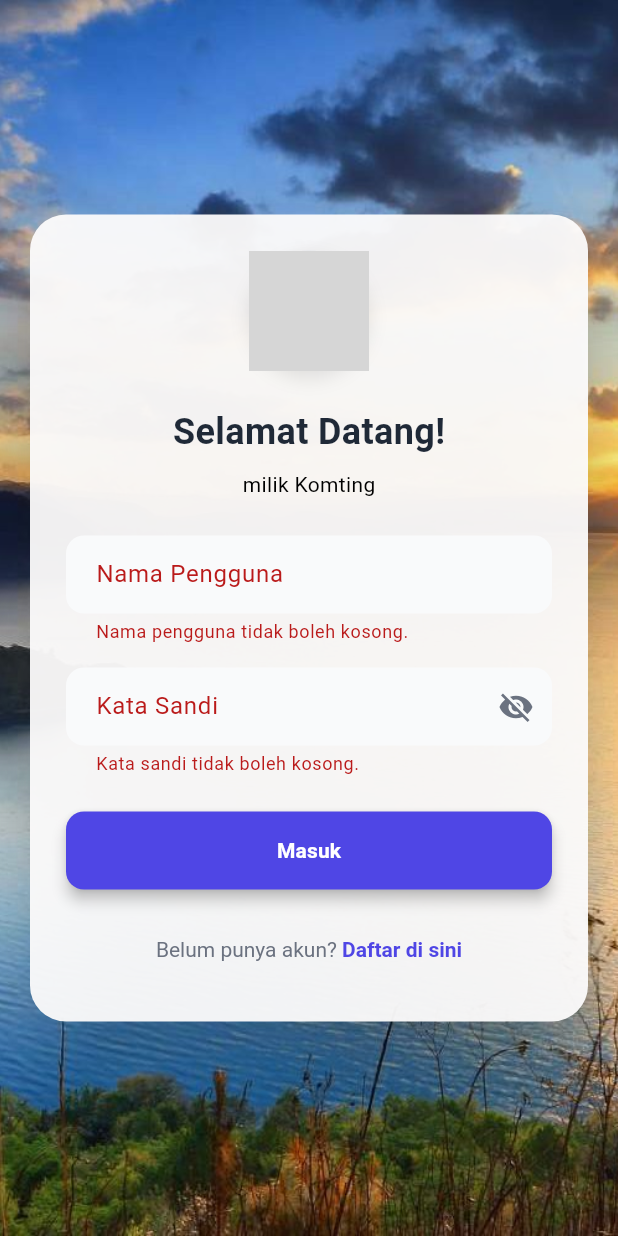
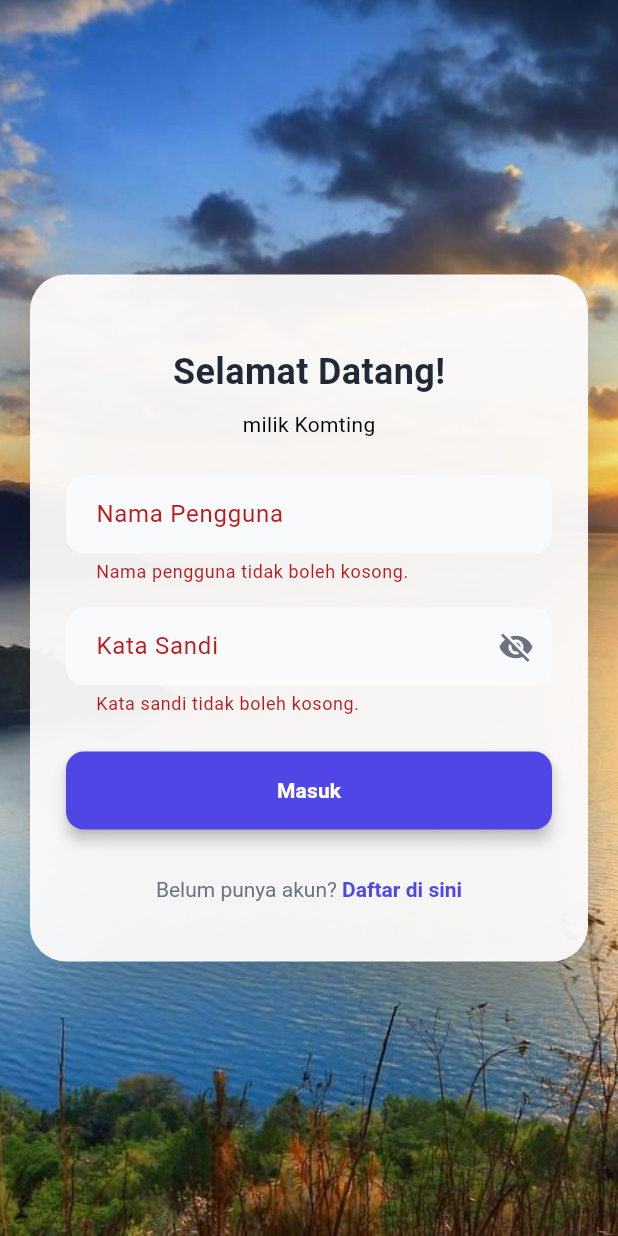
Before and after one commit to torarizal/Destination_Dash, a Flutter app: the screen it shows after launch, after a tap on "Masuk", on a phone screen of 412 x 824 dp. Run offline on Flutter 3.47's test engine with Material 3 defaults, Android fonts, the phone set to English and light mode, and no system bars; our stand-ins replace carousel_slider, font_awesome_flutter, google_fonts; network calls fail; grey boxes are pictures that could not be loaded.

Commit message:
update splash , login

```diff
--- a/lib/main.dart
+++ b/lib/main.dart
@@ -11,21 +11,20 @@
   @override
   Widget build(BuildContext context) {
     return MaterialApp(
+      // 1. TAMBAHKAN BARIS INI UNTUK MENGHILANGKAN BANNER DEBUG
+      debugShowCheckedModeBanner: false,
+
       title: 'Destination Dash',
       theme: ThemeData(
         colorScheme: ColorScheme.fromSeed(seedColor: Colors.deepPurple),
         useMaterial3: true,
       ),
-      // 2. UBAH BAGIAN INI
-      // Widget 'home' adalah layar pertama yang akan ditampilkan.
-      // Kita ubah dari MyHomePage menjadi SplashScreen.
       home: SplashScreen(),
     );
   }
 }
 
 // KODE MyHomePage TIDAK PERLU DIUBAH, BIARKAN SAJA DI BAWAH INI
-// Karena nanti SplashScreen akan mengarah ke halaman ini.
 class MyHomePage extends StatefulWidget {
   const MyHomePage({super.key, required this.title});
 
--- a/lib/screens/login_screen.dart
+++ b/lib/screens/login_screen.dart
@@ -1,5 +1,6 @@
 import 'package:flutter/material.dart';
 import 'dashboard_screen.dart';
+
 class LoginPage extends StatefulWidget {
   const LoginPage({super.key});
 
@@ -138,39 +139,7 @@
                     child: Column(
                       mainAxisSize: MainAxisSize.min,
                       children: [
-                        TweenAnimationBuilder(
-                          tween: Tween<double>(begin: 0, end: 1),
-                          duration: const Duration(milliseconds: 300),
-                          builder: (context, scale, child) {
-                            return Transform.scale(
-                              scale: scale,
-                              child: child,
-                            );
-                          },
-                          child: Container(
-                            width: 80,
-                            height: 80,
-                            decoration: BoxDecoration(
-                              color: const Color(0xFFE5E7EB),
-                              shape: BoxShape.circle,
-                              boxShadow: [
-                                BoxShadow(
-                                  color: Colors.black.withOpacity(0.1),
-                                  offset: const Offset(0, 5),
-                                  blurRadius: 10,
-                                ),
-                              ],
-                            ),
-                            child: ClipOval(
-                              child: Image.asset(
-                                'logo.png',
-                                width: 80,
-                                height: 80,
-                                fit: BoxFit.cover,
-                              ),
-                            ),
-                          ),
-                        ),
+                        // Bagian logo dan lingkaran telah dihapus dari sini
                         const SizedBox(height: 24),
                         const Text(
                           'Selamat Datang!',
--- a/lib/screens/splash_screen.dart
+++ b/lib/screens/splash_screen.dart
@@ -1,79 +1,78 @@
 import 'dart:async';
+import 'package:dash_web/screens/login_screen.dart';
 import 'package:flutter/material.dart';
-import 'package:google_fonts/google_fonts.dart'; // Import package
 
-// Asumsi login_screen.dart sudah ada
-  import 'login_screen.dart';
-
-  void main() {
-    runApp(const MyApp());
-  }
-
-  class MyApp extends StatelessWidget {
-    const MyApp({Key? key}) : super(key: key);
-
-    @override
-Widget build(BuildContext context) {
-  return MaterialApp(
-    title: 'Destination Dash',
-    theme: ThemeData(
-      primarySwatch: Colors.blue,
-      // MODIFIKASI: Menggunakan google_fonts untuk tema utama aplikasi
-      textTheme: GoogleFonts.poppinsTextTheme(
-        Theme.of(context).textTheme,
-      ),
-    ),
-    debugShowCheckedModeBanner: false,
-        home: const SplashScreen(),
-      );
-    }
-  }
 
 // Widget untuk Splash Screen
 class SplashScreen extends StatefulWidget {
-    const SplashScreen({Key? key}) : super(key: key);
+  const SplashScreen({super.key});
 
   @override
   State<SplashScreen> createState() => _SplashScreenState();
 }
 
 class _SplashScreenState extends State<SplashScreen> with SingleTickerProviderStateMixin {
-    late AnimationController _animationController;
-    late Animation<Offset> _slideAnimation;
+  late AnimationController _controller;
+  late Animation<double> _fadeAnimation;
+  late Animation<Offset> _slideAnimationTitle;
+  late Animation<Offset> _slideAnimationSubtitle;
 
   @override
   void initState() {
     super.initState();
 
-      _animationController = AnimationController(
+    // Inisialisasi AnimationController untuk mengatur durasi animasi
+    _controller = AnimationController(
+      duration: const Duration(milliseconds: 1500),
       vsync: this,
-        duration: const Duration(seconds: 2),
     );
 
-      _slideAnimation = Tween<Offset>(
-        begin: const Offset(0, 1.5),
+    // Definisi animasi fade-in untuk logo dan loading indicator
+    _fadeAnimation = Tween<double>(begin: 0.0, end: 1.0).animate(
+      CurvedAnimation(
+        parent: _controller,
+        curve: const Interval(0.0, 0.5, curve: Curves.easeIn),
+      ),
+    );
+
+    // Definisi animasi slide-up untuk judul
+    _slideAnimationTitle = Tween<Offset>(
+      begin: const Offset(0, 0.5),
       end: Offset.zero,
     ).animate(
       CurvedAnimation(
-          parent: _animationController,
-          curve: const Cubic(0.68, -0.55, 0.27, 1.55),
+        parent: _controller,
+        curve: const Interval(0.3, 0.8, curve: Curves.easeOut),
       ),
     );
 
-      _animationController.forward();
+    // Definisi animasi slide-up untuk tagline
+    _slideAnimationSubtitle = Tween<Offset>(
+      begin: const Offset(0, 0.5),
+      end: Offset.zero,
+    ).animate(
+      CurvedAnimation(
+        parent: _controller,
+        curve: const Interval(0.5, 1.0, curve: Curves.easeOut),
+      ),
+    );
 
-      Timer(const Duration(seconds: 3), () {
-        if (mounted) {
+
+    // Memulai semua animasi
+    _controller.forward();
+
+    // Timer untuk pindah ke halaman utama setelah durasi tertentu
+    Timer(const Duration(seconds: 4), () {
+      // Menggunakan pushReplacement agar user tidak bisa kembali ke splash screen
       Navigator.of(context).pushReplacement(
         MaterialPageRoute(builder: (context) => const LoginPage()),
       );
-        }
     });
   }
 
   @override
   void dispose() {
-      _animationController.dispose();
+    _controller.dispose(); // Wajib di-dispose untuk mencegah memory leak
     super.dispose();
   }
 
@@ -81,51 +80,78 @@
   Widget build(BuildContext context) {
     return Scaffold(
       body: Container(
-          // MODIFIKASI: Menggunakan gambar sebagai latar belakang
+        // Membuat background gradasi seperti di versi web
         decoration: const BoxDecoration(
-            image: DecorationImage(
-              // Pastikan Anda memiliki gambar di path 'assets/background.png'
-              image: AssetImage('bromo.jpg'),
-              // Membuat gambar menutupi seluruh layar
-              fit: BoxFit.cover,
+          gradient: LinearGradient(
+            colors: [Color(0xFF06B6D4), Color(0xFF1E40AF)], // from-cyan-500 to-blue-800
+            begin: Alignment.topLeft,
+            end: Alignment.bottomRight,
           ),
         ),
         child: Center(
-            child: SlideTransition(
-              position: _slideAnimation,
-              child: Row(
+          child: Column(
             mainAxisAlignment: MainAxisAlignment.center,
-                crossAxisAlignment: CrossAxisAlignment.center,
             children: [
-                  const Icon(
-                    Icons.send,
+              // Logo
+              FadeTransition(
+                opacity: _fadeAnimation,
+                child: const Icon(
+                  Icons.explore, // Ikon yang mirip dengan SVG di versi web
+                  size: 80,
                   color: Colors.white,
-                    size: 50.0,
                 ),
-                  const SizedBox(width: 16.0),
-                  Text( // Dihapus 'const' agar bisa menggunakan GoogleFonts
-                    'Destination Dash',
-                    // MODIFIKASI: Menggunakan GoogleFonts.poppins() untuk style
-                    style: GoogleFonts.poppins(
-                      fontSize: 42.0,
-                      fontWeight: FontWeight.bold,
+              ),
+              const SizedBox(height: 24),
+
+              // Judul Website
+              SlideTransition(
+                position: _slideAnimationTitle,
+                child: FadeTransition(
+                  opacity: _fadeAnimation,
+                  child: const Text(
+                    'Jelajah Nusantara',
+                    style: TextStyle(
+                      fontSize: 40,
+                      fontWeight: FontWeight.w900, // font-black
                       color: Colors.white,
-                      letterSpacing: 1.2,
-                      // Menambahkan bayangan agar teks lebih mudah terbaca di atas gambar
-                      shadows: [
-                        const Shadow(
-                          blurRadius: 10.0,
-                          color: Colors.black54,
-                          offset: Offset(2.0, 2.0),
+                      letterSpacing: -1,
                     ),
-                      ],
+                  ),
+                ),
+              ),
+
+              // Tagline
+              SlideTransition(
+                position: _slideAnimationSubtitle,
+                child: FadeTransition(
+                  opacity: _fadeAnimation,
+                  child: const Text(
+                    'Temukan Surga Tersembunyi di Indonesia',
+                    style: TextStyle(
+                      fontSize: 18,
+                      color: Color(0xFFD1D5DB), // text-gray-200
+                    ),
+                  ),
+                ),
+              ),
+              const SizedBox(height: 48),
+
+              // Indikator Loading
+              FadeTransition(
+                opacity: _fadeAnimation,
+                child: const SizedBox(
+                  width: 40,
+                  height: 40,
+                  child: CircularProgressIndicator(
+                    valueColor: AlwaysStoppedAnimation<Color>(Colors.white),
+                    strokeWidth: 4.0,
+                  ),
                 ),
               ),
             ],
           ),
         ),
       ),
-        ),
     );
   }
 }
```
Lines whose indentation alone changed are shown as unchanged.
